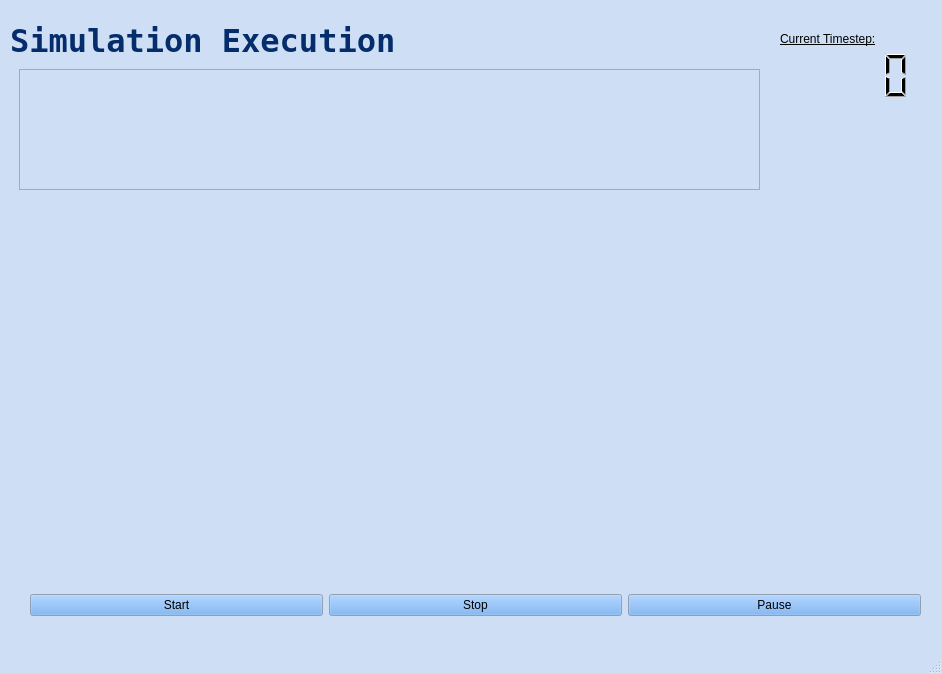
Old version of the form mainwindow.ui in the repository gracestewart3/COMP3004A3.
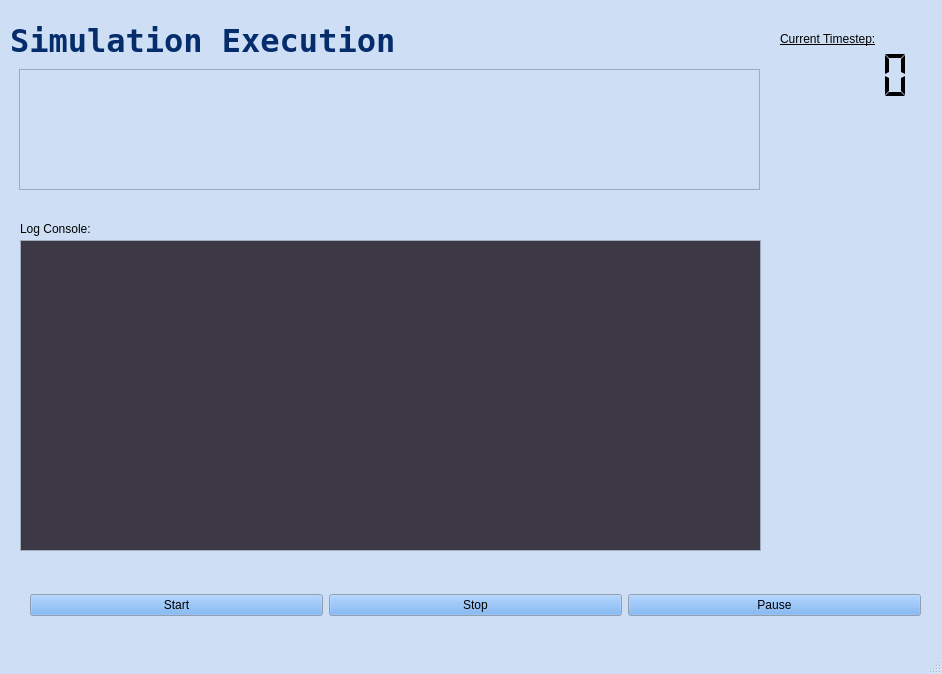
New version of the form.

```diff
--- a/mainwindow.ui
+++ b/mainwindow.ui
@@ -212,11 +212,102 @@
         <height>51</height>
        </rect>
       </property>
+      <property name="palette">
+       <palette>
+        <active>
+         <colorrole role="WindowText">
+          <brush brushstyle="SolidPattern">
+           <color alpha="255">
+            <red>0</red>
+            <green>0</green>
+            <blue>0</blue>
+           </color>
+          </brush>
+         </colorrole>
+         <colorrole role="Text">
+          <brush brushstyle="SolidPattern">
+           <color alpha="255">
+            <red>0</red>
+            <green>0</green>
+            <blue>0</blue>
+           </color>
+          </brush>
+         </colorrole>
+         <colorrole role="PlaceholderText">
+          <brush brushstyle="SolidPattern">
+           <color alpha="128">
+            <red>0</red>
+            <green>0</green>
+            <blue>0</blue>
+           </color>
+          </brush>
+         </colorrole>
+        </active>
+        <inactive>
+         <colorrole role="WindowText">
+          <brush brushstyle="SolidPattern">
+           <color alpha="255">
+            <red>0</red>
+            <green>0</green>
+            <blue>0</blue>
+           </color>
+          </brush>
+         </colorrole>
+         <colorrole role="Text">
+          <brush brushstyle="SolidPattern">
+           <color alpha="255">
+            <red>0</red>
+            <green>0</green>
+            <blue>0</blue>
+           </color>
+          </brush>
+         </colorrole>
+         <colorrole role="PlaceholderText">
+          <brush brushstyle="SolidPattern">
+           <color alpha="128">
+            <red>0</red>
+            <green>0</green>
+            <blue>0</blue>
+           </color>
+          </brush>
+         </colorrole>
+        </inactive>
+        <disabled>
+         <colorrole role="WindowText">
+          <brush brushstyle="SolidPattern">
+           <color alpha="255">
+            <red>190</red>
+            <green>190</green>
+            <blue>190</blue>
+           </color>
+          </brush>
+         </colorrole>
+         <colorrole role="Text">
+          <brush brushstyle="SolidPattern">
+           <color alpha="255">
+            <red>190</red>
+            <green>190</green>
+            <blue>190</blue>
+           </color>
+          </brush>
+         </colorrole>
+         <colorrole role="PlaceholderText">
+          <brush brushstyle="SolidPattern">
+           <color alpha="128">
+            <red>0</red>
+            <green>0</green>
+            <blue>0</blue>
+           </color>
+          </brush>
+         </colorrole>
+        </disabled>
+       </palette>
+      </property>
       <property name="lineWidth">
        <number>0</number>
       </property>
       <property name="segmentStyle">
-       <enum>QLCDNumber::Filled</enum>
+       <enum>QLCDNumber::Flat</enum>
       </property>
      </widget>
      <widget class="QLabel" name="label">
@@ -268,6 +359,127 @@
        </item>
       </layout>
      </widget>
+     <widget class="QTextBrowser" name="textBrowser">
+      <property name="geometry">
+       <rect>
+        <x>20</x>
+        <y>240</y>
+        <width>741</width>
+        <height>311</height>
+       </rect>
+      </property>
+      <property name="palette">
+       <palette>
+        <active>
+         <colorrole role="Text">
+          <brush brushstyle="SolidPattern">
+           <color alpha="255">
+            <red>87</red>
+            <green>227</green>
+            <blue>137</blue>
+           </color>
+          </brush>
+         </colorrole>
+         <colorrole role="Base">
+          <brush brushstyle="SolidPattern">
+           <color alpha="255">
+            <red>61</red>
+            <green>56</green>
+            <blue>70</blue>
+           </color>
+          </brush>
+         </colorrole>
+         <colorrole role="PlaceholderText">
+          <brush brushstyle="SolidPattern">
+           <color alpha="128">
+            <red>87</red>
+            <green>227</green>
+            <blue>137</blue>
+           </color>
+          </brush>
+         </colorrole>
+        </active>
+        <inactive>
+         <colorrole role="Text">
+          <brush brushstyle="SolidPattern">
+           <color alpha="255">
+            <red>87</red>
+            <green>227</green>
+            <blue>137</blue>
+           </color>
+          </brush>
+         </colorrole>
+         <colorrole role="Base">
+          <brush brushstyle="SolidPattern">
+           <color alpha="255">
+            <red>61</red>
+            <green>56</green>
+            <blue>70</blue>
+           </color>
+          </brush>
+         </colorrole>
+         <colorrole role="PlaceholderText">
+          <brush brushstyle="SolidPattern">
+           <color alpha="128">
+            <red>87</red>
+            <green>227</green>
+            <blue>137</blue>
+           </color>
+          </brush>
+         </colorrole>
+        </inactive>
+        <disabled>
+         <colorrole role="Text">
+          <brush brushstyle="SolidPattern">
+           <color alpha="255">
+            <red>190</red>
+            <green>190</green>
+            <blue>190</blue>
+           </color>
+          </brush>
+         </colorrole>
+         <colorrole role="Base">
+          <brush brushstyle="SolidPattern">
+           <color alpha="255">
+            <red>206</red>
+            <green>223</green>
+            <blue>245</blue>
+           </color>
+          </brush>
+         </colorrole>
+         <colorrole role="PlaceholderText">
+          <brush brushstyle="SolidPattern">
+           <color alpha="128">
+            <red>0</red>
+            <green>0</green>
+            <blue>0</blue>
+           </color>
+          </brush>
+         </colorrole>
+        </disabled>
+       </palette>
+      </property>
+      <property name="html">
+       <string>&lt;!DOCTYPE HTML PUBLIC &quot;-//W3C//DTD HTML 4.0//EN&quot; &quot;http://www.w3.org/TR/REC-html40/strict.dtd&quot;&gt;
+&lt;html&gt;&lt;head&gt;&lt;meta name=&quot;qrichtext&quot; content=&quot;1&quot; /&gt;&lt;style type=&quot;text/css&quot;&gt;
+p, li { white-space: pre-wrap; }
+&lt;/style&gt;&lt;/head&gt;&lt;body style=&quot; font-family:'Sans'; font-size:10pt; font-weight:400; font-style:normal;&quot;&gt;
+&lt;p style=&quot;-qt-paragraph-type:empty; margin-top:0px; margin-bottom:0px; margin-left:0px; margin-right:0px; -qt-block-indent:0; text-indent:0px;&quot;&gt;&lt;br /&gt;&lt;/p&gt;&lt;/body&gt;&lt;/html&gt;</string>
+      </property>
+     </widget>
+     <widget class="QLabel" name="label_2">
+      <property name="geometry">
+       <rect>
+        <x>20</x>
+        <y>220</y>
+        <width>201</width>
+        <height>17</height>
+       </rect>
+      </property>
+      <property name="text">
+       <string>Log Console:</string>
+      </property>
+     </widget>
     </widget>
     <widget class="QWidget" name="set_up">
      <property name="contextMenuPolicy">
```
